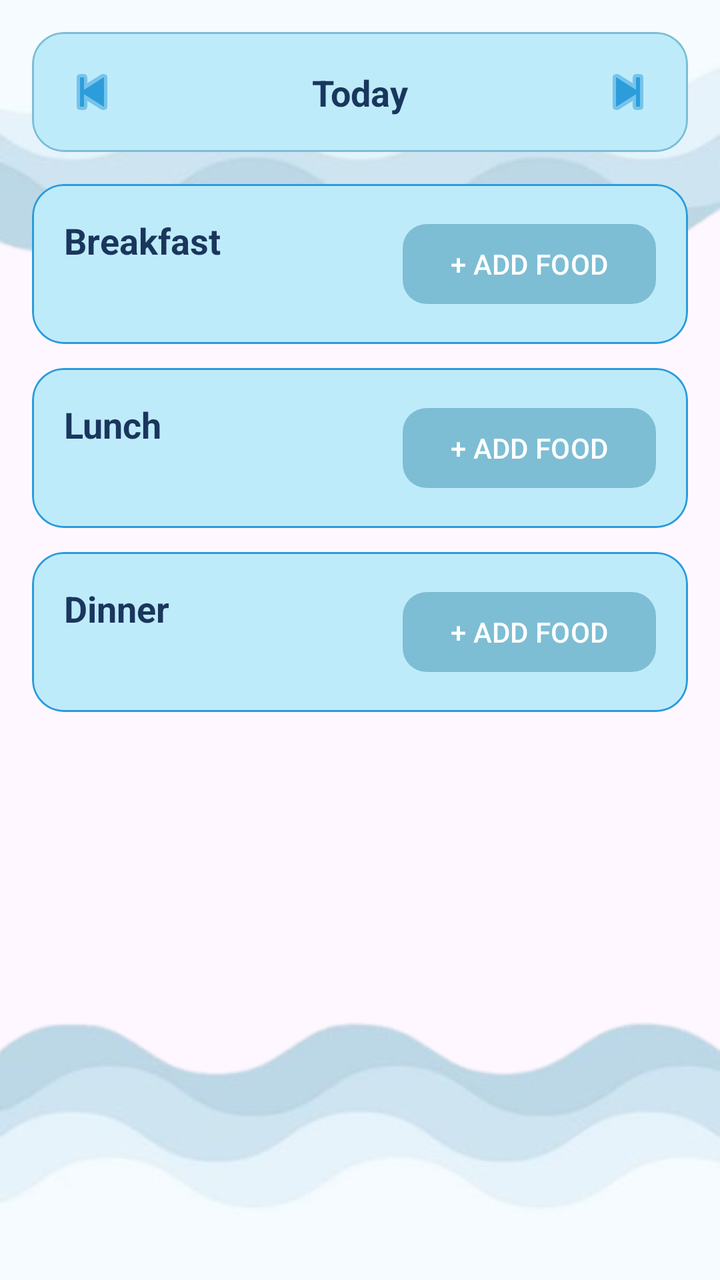
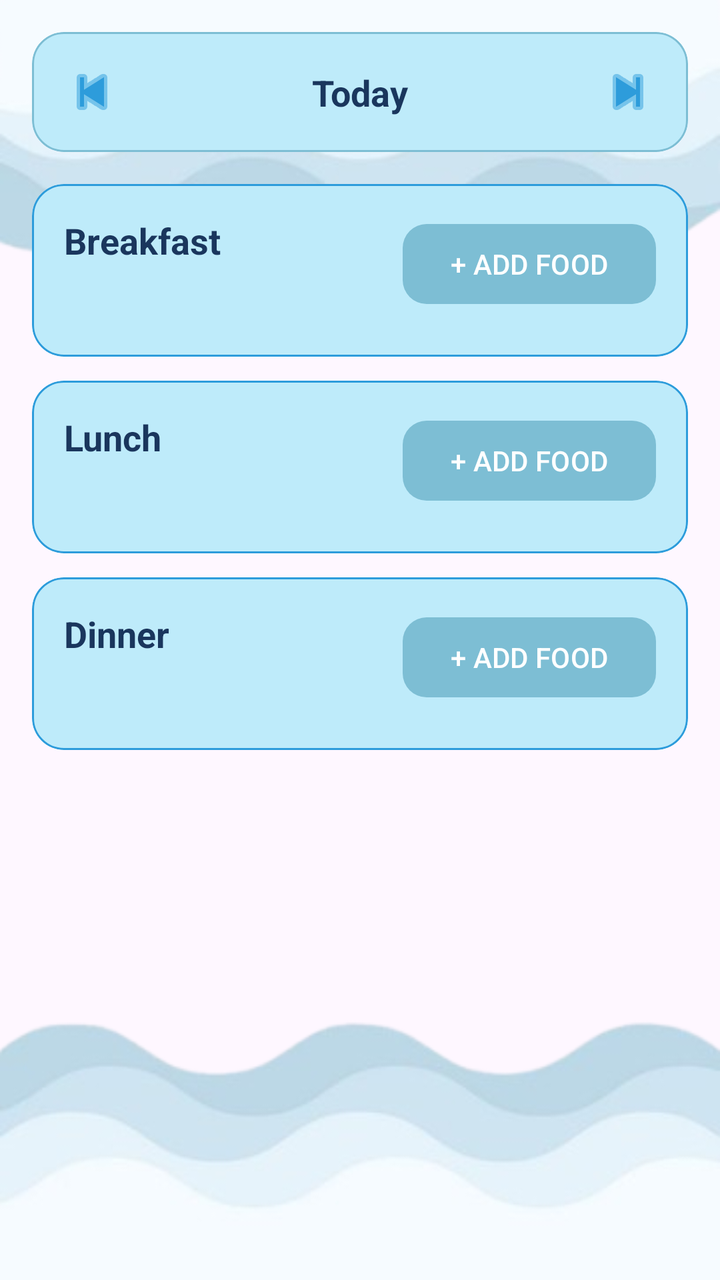

Compare the two renders of this Android layout. The source of the first and the diff that turns it into the second are given below.
<!-- AndroidManifest.xml: application theme Theme.HeronHealth -->
<!-- res/layout/fragment_food_log.xml -->
<?xml version="1.0" encoding="utf-8"?>
<androidx.core.widget.NestedScrollView
    xmlns:android="http://schemas.android.com/apk/res/android"
    xmlns:app="http://schemas.android.com/apk/res-auto"
    xmlns:tools="http://schemas.android.com/tools"
    android:layout_width="match_parent"
    android:layout_height="match_parent"
    android:background="@drawable/bg4"
    tools:context=".FoodLogFragment">

    <LinearLayout
        android:layout_width="match_parent"
        android:layout_height="wrap_content"
        android:orientation="vertical"
        android:padding="16dp">

        
        <com.google.android.material.card.MaterialCardView
            android:id="@+id/dateNavLayout"
            android:layout_width="match_parent"
            android:layout_height="wrap_content"
            android:layout_marginBottom="16dp"
            app:cardBackgroundColor="#beebfa"
            app:cardCornerRadius="16dp"
            app:strokeColor="#7dbed4"
            app:strokeWidth="1dp">

            <androidx.constraintlayout.widget.ConstraintLayout
                android:layout_width="match_parent"
                android:layout_height="wrap_content"
                android:padding="10dp">

                <ImageButton
                    android:id="@+id/btnPrevDay"
                    android:layout_width="40dp"
                    android:layout_height="40dp"
                    android:background="?attr/selectableItemBackgroundBorderless"
                    android:src="@android:drawable/ic_media_previous"
                    app:tint="#2D9CDB"
                    app:layout_constraintStart_toStartOf="parent"
                    app:layout_constraintTop_toTopOf="parent"
                    app:layout_constraintBottom_toBottomOf="parent"/>

                <TextView
                    android:id="@+id/tvSelectedDate"
                    android:layout_width="wrap_content"
                    android:layout_height="wrap_content"
                    android:text="Today"
                    android:textColor="#1A365D"
                    android:textSize="18sp"
                    android:textStyle="bold"
                    app:layout_constraintStart_toEndOf="@id/btnPrevDay"
                    app:layout_constraintEnd_toStartOf="@id/btnNextDay"
                    app:layout_constraintTop_toTopOf="parent"
                    app:layout_constraintBottom_toBottomOf="parent"/>

                <ImageButton
                    android:id="@+id/btnNextDay"
                    android:layout_width="40dp"
                    android:layout_height="40dp"
                    android:background="?attr/selectableItemBackgroundBorderless"
                    android:src="@android:drawable/ic_media_next"
                    app:tint="#2D9CDB"
                    app:layout_constraintEnd_toEndOf="parent"
                    app:layout_constraintTop_toTopOf="parent"
                    app:layout_constraintBottom_toBottomOf="parent"/>

            </androidx.constraintlayout.widget.ConstraintLayout>
        </com.google.android.material.card.MaterialCardView>

        
        <com.google.android.material.card.MaterialCardView
            android:layout_width="match_parent"
            android:layout_height="wrap_content"
            android:layout_marginBottom="12dp"
            app:cardBackgroundColor="#beebfa"
            app:cardCornerRadius="16dp"
            app:strokeColor="#2D9CDB"
            app:strokeWidth="1dp">

            <androidx.constraintlayout.widget.ConstraintLayout
                android:layout_width="match_parent"
                android:layout_height="wrap_content"
                android:padding="16dp">

                <TextView
                    android:id="@+id/tvBreakfastTitle"
                    android:layout_width="wrap_content"
                    android:layout_height="wrap_content"
                    android:text="Breakfast"
                    android:textColor="#1A365D"
                    android:textSize="18sp"
                    android:textStyle="bold"
                    app:layout_constraintStart_toStartOf="parent"
                    app:layout_constraintTop_toTopOf="parent"/>

                <com.google.android.material.button.MaterialButton
                    android:id="@+id/btnAddBreakfast"
                    android:layout_width="wrap_content"
                    android:layout_height="wrap_content"
                    android:text="+ ADD FOOD"
                    android:textColor="#FFFFFF"
                    app:backgroundTint="#7dbed4"
                    app:cornerRadius="12dp"
                    app:layout_constraintEnd_toEndOf="parent"
                    app:layout_constraintTop_toTopOf="parent"/>

                
                <LinearLayout
                    android:id="@+id/llBreakfastItems"
                    android:layout_width="0dp"
                    android:layout_height="wrap_content"
                    android:orientation="vertical"
                    android:layout_marginTop="8dp"
                    app:layout_constraintStart_toStartOf="parent"
                    app:layout_constraintEnd_toEndOf="parent"
                    app:layout_constraintTop_toBottomOf="@id/tvBreakfastTitle"/>

            </androidx.constraintlayout.widget.ConstraintLayout>
        </com.google.android.material.card.MaterialCardView>

        
        <com.google.android.material.card.MaterialCardView
            android:layout_width="match_parent"
            android:layout_height="wrap_content"
            android:layout_marginBottom="12dp"
            app:cardBackgroundColor="#beebfa"
            app:cardCornerRadius="16dp"
            app:strokeColor="#2D9CDB"
            app:strokeWidth="1dp">

            <androidx.constraintlayout.widget.ConstraintLayout
                android:layout_width="match_parent"
                android:layout_height="wrap_content"
                android:padding="16dp">

                <TextView
                    android:id="@+id/tvLunchTitle"
                    android:layout_width="wrap_content"
                    android:layout_height="wrap_content"
                    android:text="Lunch"
                    android:textColor="#1A365D"
                    android:textSize="18sp"
                    android:textStyle="bold"
                    app:layout_constraintStart_toStartOf="parent"
                    app:layout_constraintTop_toTopOf="parent"/>

                <com.google.android.material.button.MaterialButton
                    android:id="@+id/btnAddLunch"
                    android:layout_width="wrap_content"
                    android:layout_height="wrap_content"
                    android:text="+ ADD FOOD"
                    android:textColor="#FFFFFF"
                    app:backgroundTint="#7dbed4"
                    app:cornerRadius="12dp"
                    app:layout_constraintEnd_toEndOf="parent"
                    app:layout_constraintTop_toTopOf="parent"/>

                <LinearLayout
                    android:id="@+id/llLunchItems"
                    android:layout_width="0dp"
                    android:layout_height="wrap_content"
                    android:orientation="vertical"
                    android:layout_marginTop="8dp"
                    app:layout_constraintStart_toStartOf="parent"
                    app:layout_constraintEnd_toEndOf="parent"
                    app:layout_constraintTop_toBottomOf="@id/tvLunchTitle"/>

            </androidx.constraintlayout.widget.ConstraintLayout>
        </com.google.android.material.card.MaterialCardView>

        
        <com.google.android.material.card.MaterialCardView
            android:layout_width="match_parent"
            android:layout_height="wrap_content"
            app:cardBackgroundColor="#beebfa"
            app:cardCornerRadius="16dp"
            app:strokeColor="#2D9CDB"
            app:strokeWidth="1dp">

            <androidx.constraintlayout.widget.ConstraintLayout
                android:layout_width="match_parent"
                android:layout_height="wrap_content"
                android:padding="16dp">

                <TextView
                    android:id="@+id/tvDinnerTitle"
                    android:layout_width="wrap_content"
                    android:layout_height="wrap_content"
                    android:text="Dinner"
                    android:textColor="#1A365D"
                    android:textSize="18sp"
                    android:textStyle="bold"
                    app:layout_constraintStart_toStartOf="parent"
                    app:layout_constraintTop_toTopOf="parent"/>

                <com.google.android.material.button.MaterialButton
                    android:id="@+id/btnAddDinner"
                    android:layout_width="wrap_content"
                    android:layout_height="wrap_content"
                    android:text="+ ADD FOOD"
                    android:textColor="#FFFFFF"
                    app:backgroundTint="#7dbed4"
                    app:cornerRadius="12dp"
                    app:layout_constraintEnd_toEndOf="parent"
                    app:layout_constraintTop_toTopOf="parent"/>

                <LinearLayout
                    android:id="@+id/llDinnerItems"
                    android:layout_width="0dp"
                    android:layout_height="wrap_content"
                    android:orientation="vertical"
                    android:layout_marginTop="8dp"
                    app:layout_constraintStart_toStartOf="parent"
                    app:layout_constraintEnd_toEndOf="parent"
                    app:layout_constraintTop_toBottomOf="@id/tvDinnerTitle"/>

            </androidx.constraintlayout.widget.ConstraintLayout>
        </com.google.android.material.card.MaterialCardView>

    </LinearLayout>
</androidx.core.widget.NestedScrollView>
<!-- resources referenced by this layout -->
<resources>
  <!-- drawable bg4: png bitmap (drawable, 73502 bytes) -->
  <style name="Theme.HeronHealth" parent="Base.Theme.HeronHealth" />
  <style name="Base.Theme.HeronHealth" parent="Theme.Material3.DayNight.NoActionBar">
          
          
      </style>
</resources>

<!-- the commit's change to res/layout/fragment_food_log.xml (unified diff, before → after) -->
@@ -111,7 +111,7 @@
                     android:layout_width="0dp"
                     android:layout_height="wrap_content"
                     android:orientation="vertical"
-                    android:layout_marginTop="8dp"
+                    android:layout_marginTop="30dp"
                     app:layout_constraintStart_toStartOf="parent"
                     app:layout_constraintEnd_toEndOf="parent"
                     app:layout_constraintTop_toBottomOf="@id/tvBreakfastTitle"/>
@@ -161,7 +161,7 @@
                     android:layout_width="0dp"
                     android:layout_height="wrap_content"
                     android:orientation="vertical"
-                    android:layout_marginTop="8dp"
+                    android:layout_marginTop="30dp"
                     app:layout_constraintStart_toStartOf="parent"
                     app:layout_constraintEnd_toEndOf="parent"
                     app:layout_constraintTop_toBottomOf="@id/tvLunchTitle"/>
@@ -210,7 +210,7 @@
                     android:layout_width="0dp"
                     android:layout_height="wrap_content"
                     android:orientation="vertical"
-                    android:layout_marginTop="8dp"
+                    android:layout_marginTop="30dp"
                     app:layout_constraintStart_toStartOf="parent"
                     app:layout_constraintEnd_toEndOf="parent"
                     app:layout_constraintTop_toBottomOf="@id/tvDinnerTitle"/>
